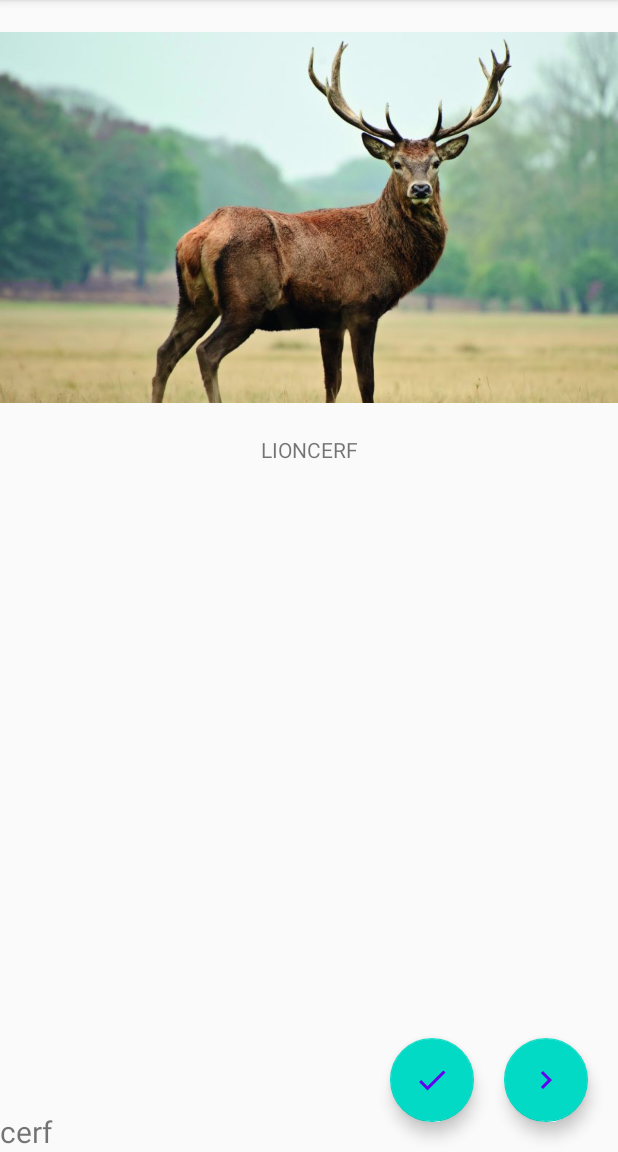
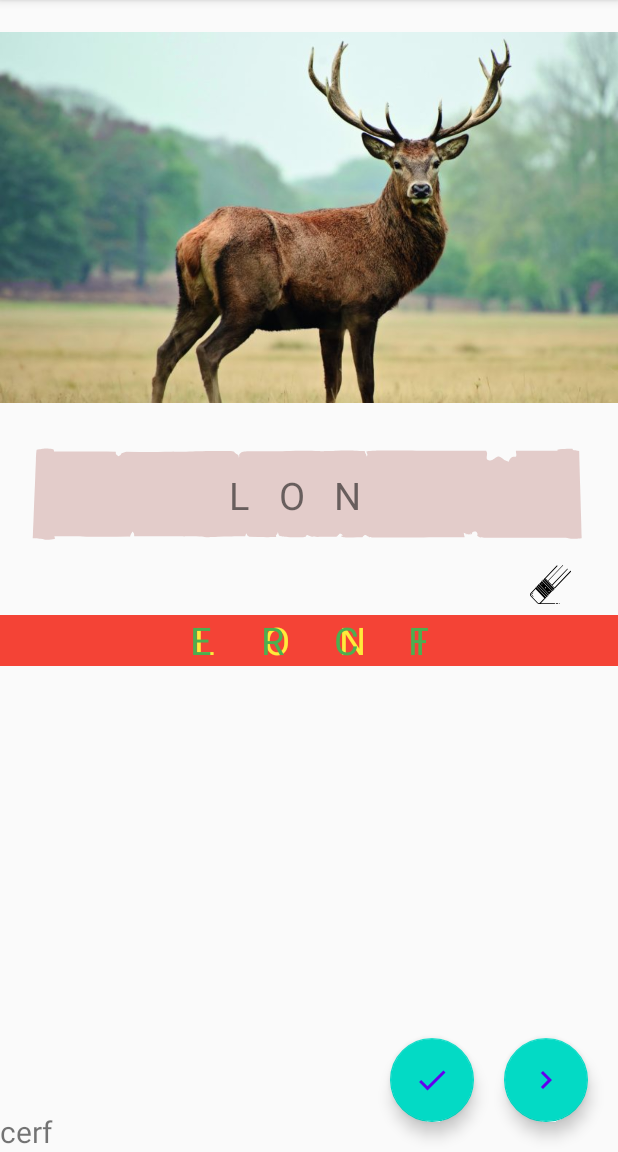
Before and after one commit to fmotot/Devinet, an Android app: the PlayActivity screen opened directly, with no data from a screen before it, in the options menu, after a tap on "Paramètres", on a phone screen of 412 x 824 dp, the part 84-1236 px from its top. Run offline under Robolectric (Android 15) with nearby library versions, the phone set to English and light mode, and no system bars; our stand-ins replace Room's generated code; libraries missing offline, so code that uses them is left out: com.facebook.stetho.

Commit message:
Avancée sur le JEU
Ajout du click sur les lettres
ajout d'un MutableLiveData pour gérer la modification du mot proposé et l'affichage du mot
TODO :
Factorisation à améliorer
empêcher de click 2 fois sur une même lettre
effacer le mot proposé + pouvoir cliquer sur les lettres à nouveau
valider le mot proposé
passer au mot suivant sans valider

```diff
--- a/app/src/main/java/fr/eni/devinet/activity/PlayActivity.java
+++ b/app/src/main/java/fr/eni/devinet/activity/PlayActivity.java
@@ -7,18 +7,21 @@ import android.util.TypedValue;
 import android.view.View;
 import android.view.ViewGroup;
 import android.widget.ImageView;
-import android.widget.LinearLayout;
 import android.widget.TextView;
+import android.widget.Toast;
 
 import androidx.constraintlayout.widget.ConstraintLayout;
 import androidx.constraintlayout.widget.ConstraintSet;
 import androidx.lifecycle.LiveData;
+import androidx.lifecycle.MutableLiveData;
 import androidx.lifecycle.Observer;
 import androidx.lifecycle.Transformations;
 import androidx.lifecycle.ViewModelProviders;
 
+import java.util.ArrayList;
 import java.util.Collections;
 import java.util.List;
+import java.util.Objects;
 
 import fr.eni.devinet.R;
 import fr.eni.devinet.model.Word;
@@ -28,12 +31,16 @@ import fr.eni.devinet.view_model.PlayViewModel;
 public class PlayActivity extends MenuActivity {
 
     private int numWord = 0;
+    private Word currentWord;
     private Context context;
+    private MutableLiveData<String> proposal = new MutableLiveData<>();
+
     @Override
     protected void onCreate(Bundle savedInstanceState) {
         super.onCreate(savedInstanceState);
         setContentView(R.layout.activity_play);
 
+        proposal.setValue("");
         context = this;
         int wordListId = getIntent().getIntExtra(WordListChoiceActivity.WORDLIST_ID, 1);
 
@@ -49,63 +56,68 @@ public class PlayActivity extends MenuActivity {
         words.observe(this, new Observer<List<Word>>() {
             @Override
             public void onChanged(List<Word> words) {
-                Word word = words.get(numWord);
+                currentWord = words.get(numWord);
 
                 // modification de l'image dynamiquement
                 ImageView ivImage = findViewById(R.id.iv_img);
-                ivImage.setImageResource(getResources().getIdentifier(word.getImg().split("\\.")[0], "drawable", getPackageName()));
+                ivImage.setImageResource(getResources().getIdentifier(currentWord.getImg().split("\\.")[0], "drawable", getPackageName()));
 
                 // TODO Affichage du mot à supprimer
                 TextView tvTest = findViewById(R.id.tv_test);
-                tvTest.setText(word.getWord());
+                tvTest.setText(currentWord.getWord());
+
 
                 /**
                  * Gestion de la proposition du mot
                  */
-                LinearLayout llProposal = findViewById(R.id.ll_proposal);
-
-                // TODO pour test, à modifier
-                String proposal = word.getWord();
-                for(int i = 0; i < proposal.length(); i++) {
-                    //EditText et = new EditText(this);
-                    TextView tvLetter = new TextView(context);
-                    tvLetter.setText(proposal.substring(i, i + 1).toUpperCase());
-//            LinearLayout.LayoutParams params = new LinearLayout.LayoutParams(
-//                    LinearLayout.LayoutParams.WRAP_CONTENT,
-//                    LinearLayout.LayoutParams.WRAP_CONTENT
-//            );
-//                    LinearLayout.LayoutParams params = new LinearLayout.LayoutParams(100, 100);
-//                    et.setLayoutParams(params);
-                    //et.setEnabled(false);
-                    llProposal.addView(tvLetter);
-                }
+                setProposalView();
 
                 /**
                  * Affichage des lettres du mot
                  */
-                LinearLayout llLetters = findViewById(R.id.ll_letters);
+                setLetters();
+            }
+        });
+
+        proposal.observe(this, new Observer<String>() {
+            @Override
+            public void onChanged(String s) {
+                Toast.makeText(context, "Mot : " + s, Toast.LENGTH_LONG).show();
+                setProposalView();
+            }
+        });
+    }
+
+    private void setProposal(String s){
+        proposal.setValue(proposal.getValue() + s);
+    }
+
+    private void setLetters() {
 
         // suffle des lettres du mot
-                List<String> letters = Utils.shuffleString(word.getWord().toUpperCase());
+        List<String> letters = Utils.shuffleString(currentWord.getWord().toUpperCase());
+        int nbLetters = letters.size();
+
+        ConstraintLayout clLetters = findViewById(R.id.cl_letters);
+
 
         // calcul du nombre de ligne & lettres / ligne
         // TODO voir pour un calcul plus homogène
-                int nbLetters = letters.size();
 
         int nbLigne;
         int maxLetters;
 
-                switch (nbLetters){
-                    case 3 :
+        switch (nbLetters) {
+            case 3:
                 nbLigne = 1;
                 maxLetters = 3;
                 break;
-                    case 4 :
+            case 4:
                 maxLetters = 2;
                 nbLigne = 2;
                 break;
-                    case 5 :
-                    case 6 :
+            case 5:
+            case 6:
                 maxLetters = 3;
                 nbLigne = 2;
                 break;
@@ -117,24 +129,42 @@ public class PlayActivity extends MenuActivity {
         // créer les layout et les remplir des lettres
         // ajouter action onClick sur "chaque lettre"
 
-                ConstraintLayout constraintLayout = new ConstraintLayout(context);
-                constraintLayout.setLayoutParams(new ConstraintLayout.LayoutParams(
+        ConstraintLayout line = new ConstraintLayout(context);
+        ConstraintLayout.LayoutParams params = new ConstraintLayout.LayoutParams(
                 ConstraintLayout.LayoutParams.WRAP_CONTENT,
                 ConstraintLayout.LayoutParams.WRAP_CONTENT
-                ));
-                llLetters.addView(constraintLayout);
+        );
+        line.setLayoutParams(params);
+
+        line.setId(View.generateViewId());
+        clLetters.addView(line);
+
+        ConstraintSet cs = new ConstraintSet();
+        cs.clone(clLetters);
+        cs.connect(line.getId(), ConstraintSet.LEFT, ConstraintSet.PARENT_ID, ConstraintSet.LEFT);
+        cs.connect(line.getId(), ConstraintSet.RIGHT, ConstraintSet.PARENT_ID, ConstraintSet.RIGHT);
+
+        cs.applyTo(clLetters);
+
+        View previousLetter = null;
+
+        View.OnClickListener onClick = new View.OnClickListener() {
+            @Override
+            public void onClick(View view) {
+                Toast.makeText(context, "Click sur la lettre : " + ((TextView)view).getText(), Toast.LENGTH_LONG).show();
+                setProposal(((TextView)view).getText().toString());
+                ((TextView) view).setTextColor(getColor(R.color.yellow));
+            }
+        };
 
 
-
-                View previousItem = null;
-                Log.i("MAT", "nb lettres : " + letters.size());
-                Log.i("MAT", letters.toString());
-                for (String letter : letters){
+        for (String letter : letters) {
 
             // Création du textView de la lettre
             TextView tv = new TextView(context);
             tv.setText(letter);
-                    tv.setTextSize(TypedValue.COMPLEX_UNIT_SP,25);
+            tv.setTextColor(getColor(R.color.green));
+            tv.setTextSize(TypedValue.COMPLEX_UNIT_SP, 25);
             tv.setId(View.generateViewId());
 
             // Ajout des contraintes sur le contenu
@@ -142,66 +172,77 @@ public class PlayActivity extends MenuActivity {
                     ConstraintLayout.LayoutParams.WRAP_CONTENT,
                     ConstraintLayout.LayoutParams.WRAP_CONTENT
             );
-                    wrap.setMargins(10,10,10,10);
+            wrap.setMargins(50, 10, 50, 10);
 
             tv.setLayoutParams(wrap);
 
-                    ConstraintSet cs = new ConstraintSet();
-                    // TODO vérifier le besoin
-//                    cs.clone(constraintLayout);
+            // ! Bien ajouter les view avant de CREER les constraints de placement (avant le clone)
+            line.addView(tv);
+            tv.setOnClickListener(onClick);
 
+            cs.clone(line);
             boolean lastItem = letters.indexOf(letter) == letters.size() - 1;
-                    Log.i("MAT", "id : " + tv.getId() + ", previous : " + (previousItem == null ? "0" : previousItem.getId()));
-                    if(previousItem == null) {
-                        Log.i("MAT", "parent : " + ConstraintSet.PARENT_ID);
-                        Log.i("MAT", "first");
+            if (previousLetter == null) {
                 cs.connect(tv.getId(), ConstraintSet.LEFT, ConstraintSet.PARENT_ID, ConstraintSet.LEFT);
             } else {
-                        cs.connect(previousItem.getId(), ConstraintSet.RIGHT, tv.getId(), ConstraintSet.LEFT);
-                        cs.connect(tv.getId(), ConstraintSet.LEFT, previousItem.getId(), ConstraintSet.RIGHT);
-                        Log.i("MAT", "next");
-                        if(lastItem) {
+                cs.connect(tv.getId(), ConstraintSet.LEFT, previousLetter.getId(), ConstraintSet.RIGHT);
+                if (lastItem) {
                     Log.i("MAT", "last");
                     cs.connect(tv.getId(), ConstraintSet.RIGHT, ConstraintSet.PARENT_ID, ConstraintSet.RIGHT);
                 }
             }
-                    constraintLayout.addView(tv);
-                    cs.applyTo(constraintLayout);
+            cs.applyTo(line);
+            previousLetter = tv;
+        }
+    }
+
+    private void setProposalView() {
+        ConstraintLayout clLineProposal = findViewById(R.id.cl_line_proposal);
+        ((ViewGroup) clLineProposal).removeAllViews();
+        ConstraintSet cs = new ConstraintSet();
+
+
+        List<String> prop = new ArrayList<>();
+        // TODO pour test, à modifier
+        // TODO voir pour créer un observer sur proposal
+        for (char c : Objects.requireNonNull(proposal.getValue()).toCharArray()) {
+            prop.add(String.valueOf(c));
+        }
+
+        View previousItem = null;
+        for (String letter : prop) {
+
+            // Création du textView de la lettre
+            TextView tv = new TextView(context);
+            tv.setText(letter);
+            tv.setTextSize(TypedValue.COMPLEX_UNIT_SP, 25);
+            tv.setId(View.generateViewId());
+
+            // Ajout des contraintes sur le contenu
+            ConstraintLayout.LayoutParams wrap = new ConstraintLayout.LayoutParams(
+                    ConstraintLayout.LayoutParams.WRAP_CONTENT,
+                    ConstraintLayout.LayoutParams.WRAP_CONTENT
+            );
+            wrap.setMargins(previousItem == null ? 0 : 30, 10, 30, 10);
+
+            tv.setLayoutParams(wrap);
+
+            // ! Bien ajouter les view avant de CREER les constraints (avant le clone)
+            clLineProposal.addView(tv);
+
+            cs.clone(clLineProposal);
+            boolean lastItem = prop.indexOf(letter) == prop.size() - 1;
+            if (previousItem == null) {
+                cs.connect(tv.getId(), ConstraintSet.LEFT, ConstraintSet.PARENT_ID, ConstraintSet.LEFT);
+            } else {
+                cs.connect(tv.getId(), ConstraintSet.LEFT, previousItem.getId(), ConstraintSet.RIGHT);
+                if (lastItem) {
+                    Log.i("MAT", "last");
+                    cs.connect(tv.getId(), ConstraintSet.RIGHT, ConstraintSet.PARENT_ID, ConstraintSet.RIGHT);
+                }
+            }
+            cs.applyTo(clLineProposal);
             previousItem = tv;
         }
-
-
-                /**
-                 * test
-                 */
-                ConstraintLayout layout = findViewById(R.id.play_activity);
-
-                TextView tv = new TextView(context);
-                tv.setText("prout");
-                tv.setLayoutParams(new ConstraintLayout.LayoutParams(
-                        ConstraintLayout.LayoutParams.WRAP_CONTENT,
-                        ConstraintLayout.LayoutParams.WRAP_CONTENT
-                ));
-                tv.setId(View.generateViewId());
-
-                ConstraintSet cs = new ConstraintSet();
-                cs.clone(layout);
-//                cs.connect(R.id.tv_test, ConstraintSet.TOP, tv.getId(), ConstraintSet.BOTTOM);
-                cs.connect(tv.getId(), ConstraintSet.BOTTOM, R.id.tv_test, ConstraintSet.TOP);
-                cs.connect(tv.getId(), ConstraintSet.LEFT, ConstraintSet.PARENT_ID, ConstraintSet.RIGHT);
-                layout.addView(tv);
-                cs.applyTo((ConstraintLayout) layout);
-
-
-
-
-
-//                LinearLayout ll = new LinearLayout(context);
-//                ll.setOrientation(LinearLayout.HORIZONTAL);
-//                ll.setLayoutParams(new LinearLayout.LayoutParams(LinearLayout.LayoutParams.MATCH_PARENT, LinearLayout.LayoutParams.MATCH_PARENT));
-
-
-            }
-        });
     }
 }
--- a/app/src/main/res/layout/activity_play.xml
+++ b/app/src/main/res/layout/activity_play.xml
@@ -28,27 +28,64 @@
         app:layout_constraintBottom_toBottomOf="parent"
         />
 
-    <LinearLayout
-        android:id="@+id/ll_proposal"
-        android:layout_width="wrap_content"
-        android:layout_height="wrap_content"
-        android:orientation="horizontal"
+    <androidx.constraintlayout.widget.ConstraintLayout
+        android:id="@+id/cl_proposal"
+        android:layout_width="match_parent"
+        android:layout_height="80dp"
 
         android:layout_margin="20dp"
         app:layout_constraintLeft_toLeftOf="parent"
         app:layout_constraintRight_toRightOf="parent"
         app:layout_constraintTop_toBottomOf="@id/iv_img"
-        />
+        >
+        <ImageView
+            android:id="@+id/iv_background"
+            android:layout_width="match_parent"
+            android:layout_height="match_parent"
 
-    <LinearLayout
-        android:id="@+id/ll_letters"
+            android:src="@drawable/ic_paper"
+            android:contentDescription="@string/parchemin"
+            android:tint="#E3CCCA"
+            android:scaleType="fitXY"
+            />
+        <androidx.constraintlayout.widget.ConstraintLayout
+            android:id="@+id/cl_line_proposal"
+            android:layout_width="wrap_content"
+            android:layout_height="wrap_content"
+
+            app:layout_constraintBottom_toBottomOf="parent"
+            app:layout_constraintTop_toTopOf="parent"
+            app:layout_constraintRight_toRightOf="parent"
+            app:layout_constraintLeft_toLeftOf="parent"
+            />
+    </androidx.constraintlayout.widget.ConstraintLayout>
+
+        <ImageView
+            android:id="@+id/iv_eraser"
+            android:layout_width="30dp"
+            android:layout_height="30dp"
+            android:src="@drawable/ic_eraser"
+
+            app:layout_constraintRight_toRightOf="parent"
+            app:layout_constraintTop_toBottomOf="@+id/cl_proposal"
+            app:layout_constraintBottom_toTopOf="@id/cl_letters"
+
+            android:layout_marginRight="30dp"
+            />
+
+
+
+
+    <androidx.constraintlayout.widget.ConstraintLayout
+        android:id="@+id/cl_letters"
         android:layout_width="match_parent"
         android:layout_height="wrap_content"
-        android:orientation="vertical"
 
+        android:layout_marginTop="40dp"
+        android:background="@color/magenta"
         app:layout_constraintLeft_toLeftOf="parent"
         app:layout_constraintRight_toRightOf="parent"
-        app:layout_constraintTop_toBottomOf="@id/ll_proposal"
+        app:layout_constraintTop_toBottomOf="@id/cl_proposal"
         />
 
     <com.google.android.material.floatingactionbutton.FloatingActionButton
--- a/app/src/main/res/values/strings.xml
+++ b/app/src/main/res/values/strings.xml
@@ -2,5 +2,6 @@
     <string name="app_name">Devinet</string>
     <string name="level">niveau</string>
     <string name="word_list">liste</string>
+    <string name="parchemin">parchemin</string>
 
 </resources>
```
Lines whose indentation alone changed are shown as unchanged.
